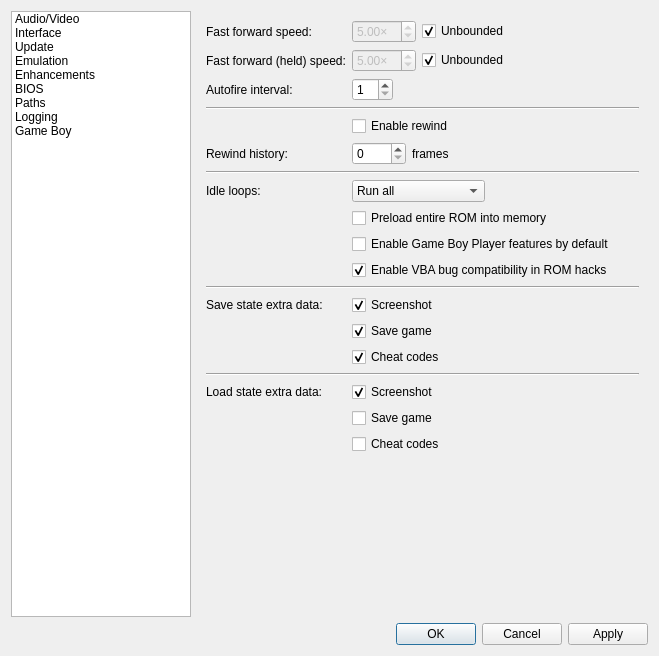
Old version of the form src/platform/qt/SettingsView.ui in the repository mgba-emu/mgba.
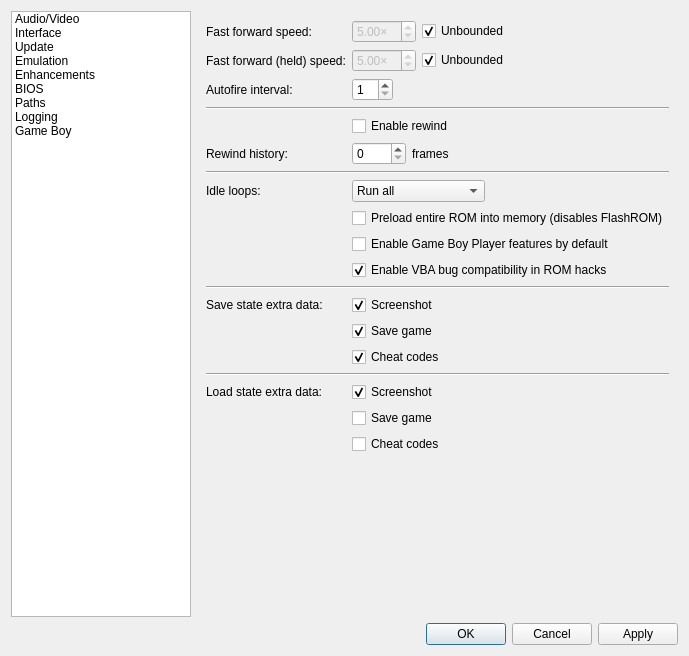
New version of the form. The open tabs and pages were chosen to show the change.

Patch:
```diff
--- a/src/platform/qt/SettingsView.ui
+++ b/src/platform/qt/SettingsView.ui
@@ -1076,7 +1076,7 @@
        <item row="8" column="1">
         <widget class="QCheckBox" name="preload">
          <property name="text">
-          <string>Preload entire ROM into memory</string>
+          <string>Preload entire ROM into memory (disables FlashROM)</string>
          </property>
         </widget>
        </item>
```
